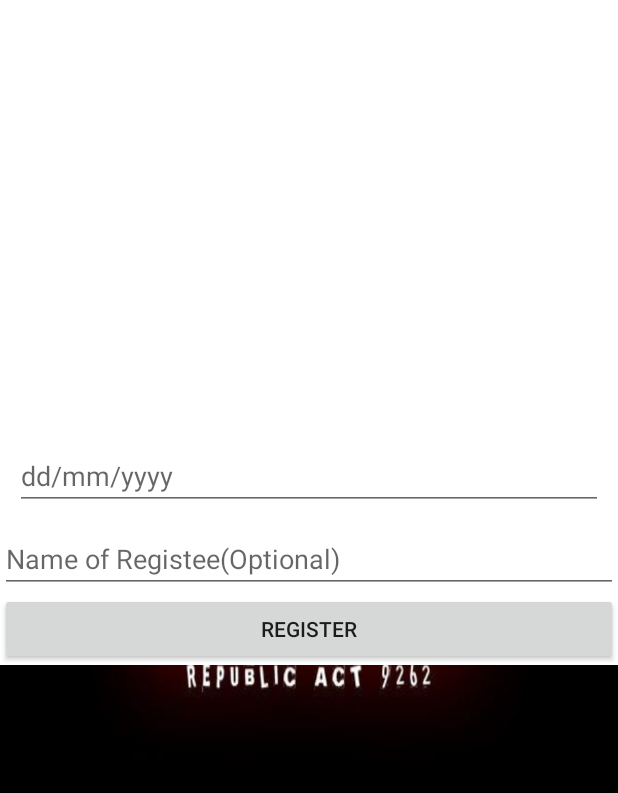
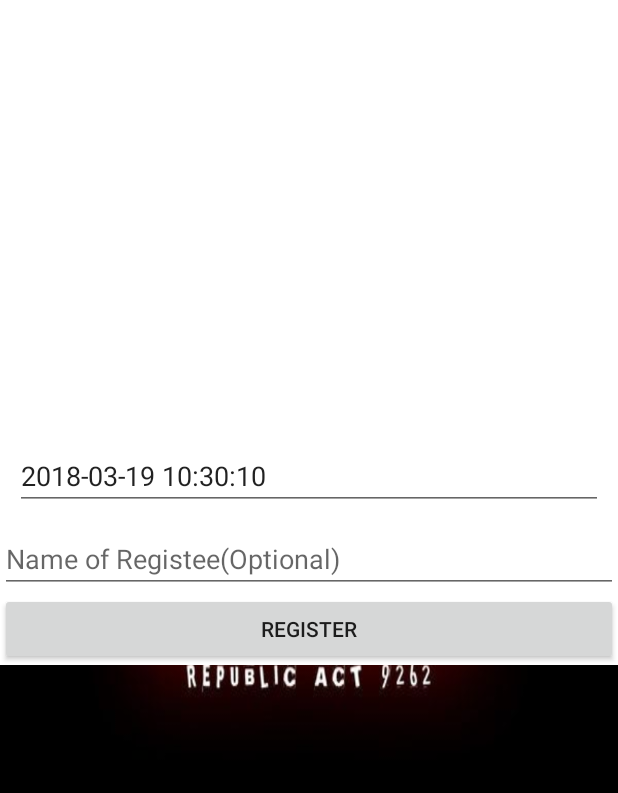
Before and after one commit to archanrr/CRIMEAgainstWOMENAppnew, an Android app: the MapsActivity screen opened directly, with no data from a screen before it, after a tap on "REGISTER", on a phone screen of 412 x 824 dp, the part 424-1217 px from its top. Run offline under Robolectric (Android 15) with nearby library versions, the phone set to English and light mode, and no system bars; our stand-ins replace Firebase (no records; nobody signed in at launch, a user with empty details on screens opened directly); 4 statements that could not run were skipped.

Commit message:
Add files via upload

```diff
--- a/app/src/main/java/com/hackathon/cyberblue/crimeagainstwomenapp/Crime.java
+++ b/app/src/main/java/com/hackathon/cyberblue/crimeagainstwomenapp/Crime.java
@@ -1,20 +1,24 @@
 package com.hackathon.cyberblue.crimeagainstwomenapp;
+
+import java.util.Date;
 
 /**
  * Created by ARCHAN on 15-03-2018.
  */
 
 public class Crime {
-    public String name,description,state,crimeType,locat;
+    public String name,about,state,crime_type;
     public Double lat,lon;
-    public String loca;
-    Crime(String s1,String s2,String loca1,String description,String name)
+    String d1;
+    public String location;
+    Crime(String s1, String s2, String loca1, String description, String name,String d)
     {
         this.state=s1;
-        this.crimeType=s2;
-        this.description=description;
+        this.crime_type=s2;
+        this.about=description;
         this.name=name;
-        this.loca=loca1;
+        this.location=loca1;
+        this.d1=d;
     }
     Crime(Double lat,Double lon)
     {
--- a/app/src/main/java/com/hackathon/cyberblue/crimeagainstwomenapp/MapsActivity.java
+++ b/app/src/main/java/com/hackathon/cyberblue/crimeagainstwomenapp/MapsActivity.java
@@ -7,6 +7,7 @@ import android.support.annotation.NonNull;
 import android.support.v4.app.ActivityCompat;
 import android.support.v4.app.FragmentActivity;
 import android.os.Bundle;
+import android.util.Log;
 import android.view.MotionEvent;
 import android.view.View;
 import android.view.View.OnClickListener;
@@ -32,6 +33,8 @@ import com.google.firebase.database.DatabaseReference;
 import com.google.firebase.database.FirebaseDatabase;
 
 import java.lang.reflect.Array;
+import java.text.SimpleDateFormat;
+import java.util.Date;
 
 import static android.widget.AdapterView.*;
 import static android.widget.Toast.LENGTH_LONG;
@@ -43,6 +46,8 @@ public class MapsActivity extends FragmentActivity implements OnMapReadyCallback
     private int[] lon={80,90};
 
     public DatabaseReference databaseReference;
+
+
 
     public String state,name;
     public String description;
@@ -56,8 +61,12 @@ public class MapsActivity extends FragmentActivity implements OnMapReadyCallback
         SupportMapFragment mapFragment = (SupportMapFragment) getSupportFragmentManager()
                 .findFragmentById(R.id.map);
         mapFragment.getMapAsync(this);
+        EditText date1=(EditText)findViewById(R.id.datepicket);
 
-        databaseReference= FirebaseDatabase.getInstance().getReference("DETAILS");
+        date1.setText(getCurrentTimeStamp());
+
+
+        databaseReference= FirebaseDatabase.getInstance().getReference("Crime");
         //-----------------------------------------------------------------
         final Spinner spinner = (Spinner) findViewById(R.id.spinner);
        // spinner.setOnItemSelectedListener(this);
@@ -150,8 +159,8 @@ public class MapsActivity extends FragmentActivity implements OnMapReadyCallback
 
                 //Do what you want on obtained latLng
                 Toast.makeText(MapsActivity.this,String.valueOf(latLng), Toast.LENGTH_SHORT).show();
-                saveLat=latLng.latitude;
-                saveLong=latLng.longitude;
+                saveLat=(Double)latLng.latitude;
+                saveLong= (Double)latLng.longitude;
                 mMap.addMarker(new MarkerOptions().position(latLng).title("TITLE"));
 
             }
@@ -177,11 +186,31 @@ public class MapsActivity extends FragmentActivity implements OnMapReadyCallback
     public void Enter(View view) {
         EditText Des=(EditText)findViewById(R.id.edit);
         EditText name=(EditText)findViewById(R.id.name);
-        Crime c=new Crime(state,crimeType,"LOCATION",Des.toString(),name.toString());
+        EditText date1=(EditText)findViewById(R.id.datepicket);
+        String des=Des.getText().toString();
+        String n1=name.getText().toString();
+        String day1=getCurrentTimeStamp();
+        Log.i("Date", day1);
+        Crime c=new Crime(state,crimeType,"LOCATION",des, n1, day1);
         Crime c1=new Crime(saveLat,saveLong);
+        String s=databaseReference.push().getKey();
+        databaseReference.child(s).setValue(c);
 
-        databaseReference.child("LOCATION").setValue(c1);
+        databaseReference.child(s).child("location").setValue(c1);
         Toast.makeText(this, "saved", Toast.LENGTH_SHORT).show();
 
     }
+    public static String getCurrentTimeStamp(){
+        try {
+
+            SimpleDateFormat dateFormat = new SimpleDateFormat("yyyy-MM-dd HH:mm:ss");
+            String currentDateTime = dateFormat.format(new Date()); // Find todays date
+
+            return currentDateTime;
+        } catch (Exception e) {
+            e.printStackTrace();
+
+            return null;
+        }
+    }
 }
```
